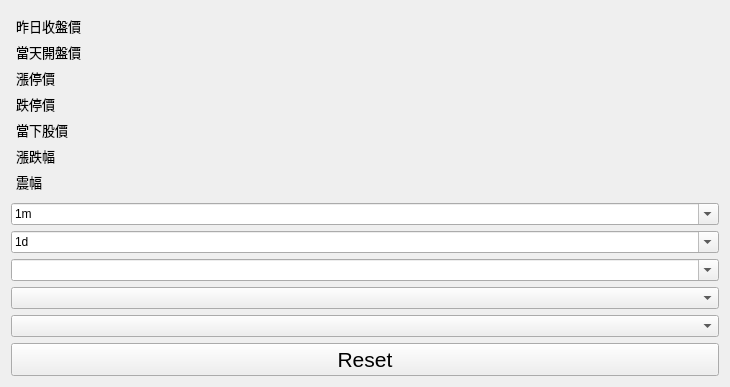
First picture: the form in stockWindowUi.ui, repository Shawn-lung/firstjob, before the edit.
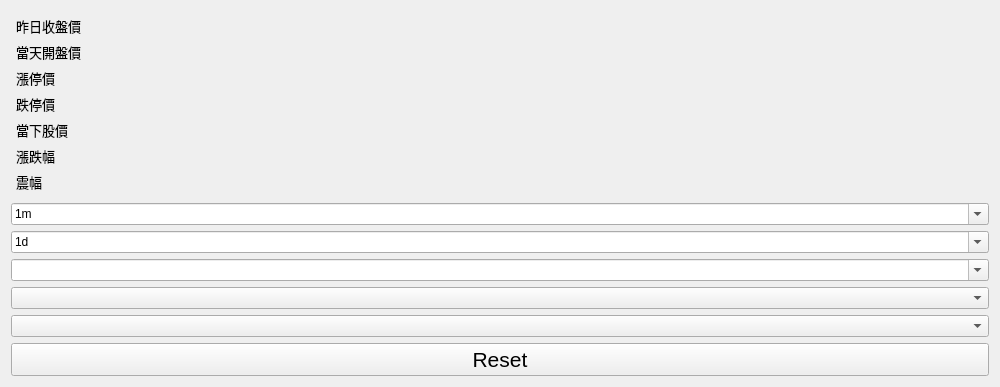
Second picture: the form after the edit.

The edit to the form file:
```diff
--- a/stockWindowUi.ui
+++ b/stockWindowUi.ui
@@ -9,7 +9,7 @@
    <rect>
     <x>0</x>
     <y>0</y>
-    <width>730</width>
+    <width>1000</width>
     <height>352</height>
    </rect>
   </property>
```
Left out of the diff: 2 changed lines with no effect on the pictures.
